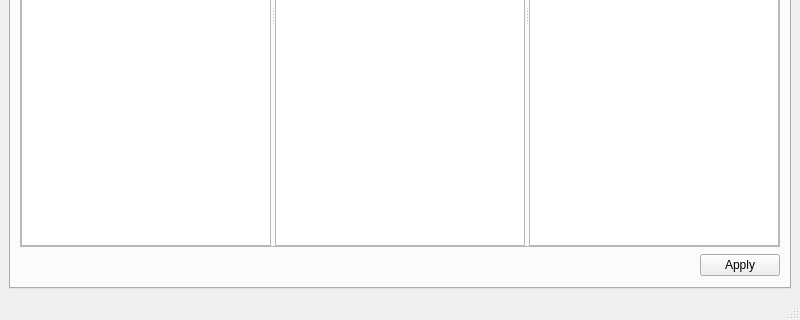
Sirraide/smyth, file ui/MainWindow.ui: the form before one commit; both pictures show x 0 to 800 and y 280 to 600 of the 800 by 600 pixel window.
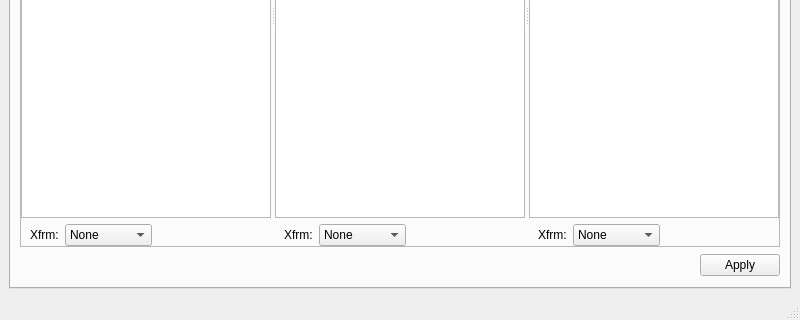
The form after the commit. Custom widgets are drawn as their Qt base class.

Commit message: [UI] Add NFC/NFD combo boxes

Patch:
```diff
--- a/ui/MainWindow.ui
+++ b/ui/MainWindow.ui
@@ -36,7 +36,7 @@
           <property name="frameShadow">
            <enum>QFrame::Raised</enum>
           </property>
-          <layout class="QVBoxLayout" name="verticalLayout">
+          <layout class="QHBoxLayout" name="horizontalLayout_2">
            <property name="leftMargin">
             <number>0</number>
            </property>
@@ -54,46 +54,328 @@
              <property name="orientation">
               <enum>Qt::Horizontal</enum>
              </property>
-             <widget class="SmythPlainTextEdit" name="input">
-              <property name="font">
-               <font>
-                <family>Charis SIL</family>
-                <pointsize>16</pointsize>
-                <italic>false</italic>
-               </font>
+             <widget class="QFrame" name="frame_3">
+              <property name="frameShape">
+               <enum>QFrame::NoFrame</enum>
               </property>
-              <property name="tabChangesFocus">
-               <bool>true</bool>
+              <property name="frameShadow">
+               <enum>QFrame::Raised</enum>
               </property>
-              <property name="placeholderText">
-               <string>Words</string>
-              </property>
+              <layout class="QVBoxLayout" name="verticalLayout_5">
+               <property name="leftMargin">
+                <number>0</number>
+               </property>
+               <property name="topMargin">
+                <number>0</number>
+               </property>
+               <property name="rightMargin">
+                <number>0</number>
+               </property>
+               <property name="bottomMargin">
+                <number>0</number>
+               </property>
+               <item>
+                <widget class="SmythPlainTextEdit" name="input">
+                 <property name="font">
+                  <font>
+                   <family>Charis SIL</family>
+                   <pointsize>16</pointsize>
+                   <italic>false</italic>
+                  </font>
+                 </property>
+                 <property name="tabChangesFocus">
+                  <bool>true</bool>
+                 </property>
+                 <property name="placeholderText">
+                  <string>Words</string>
+                 </property>
+                </widget>
+               </item>
+               <item>
+                <widget class="QFrame" name="frame_4">
+                 <property name="frameShape">
+                  <enum>QFrame::NoFrame</enum>
+                 </property>
+                 <property name="frameShadow">
+                  <enum>QFrame::Raised</enum>
+                 </property>
+                 <layout class="QHBoxLayout" name="horizontalLayout_3">
+                  <property name="leftMargin">
+                   <number>9</number>
+                  </property>
+                  <property name="topMargin">
+                   <number>0</number>
+                  </property>
+                  <property name="rightMargin">
+                   <number>9</number>
+                  </property>
+                  <property name="bottomMargin">
+                   <number>0</number>
+                  </property>
+                  <item>
+                   <widget class="QLabel" name="sca_label_input_norm">
+                    <property name="text">
+                     <string>Xfrm:</string>
+                    </property>
+                   </widget>
+                  </item>
+                  <item>
+                   <widget class="QComboBox" name="sca_cbox_input_norm">
+                    <property name="maximumSize">
+                     <size>
+                      <width>100</width>
+                      <height>16777215</height>
+                     </size>
+                    </property>
+                    <item>
+                     <property name="text">
+                      <string>None</string>
+                     </property>
+                    </item>
+                    <item>
+                     <property name="text">
+                      <string>NFC</string>
+                     </property>
+                    </item>
+                    <item>
+                     <property name="text">
+                      <string>NFD</string>
+                     </property>
+                    </item>
+                    <item>
+                     <property name="text">
+                      <string>NFD+NFC</string>
+                     </property>
+                    </item>
+                   </widget>
+                  </item>
+                  <item>
+                   <spacer name="horizontalSpacer_2">
+                    <property name="orientation">
+                     <enum>Qt::Horizontal</enum>
+                    </property>
+                    <property name="sizeHint" stdset="0">
+                     <size>
+                      <width>40</width>
+                      <height>20</height>
+                     </size>
+                    </property>
+                   </spacer>
+                  </item>
+                 </layout>
+                </widget>
+               </item>
+              </layout>
              </widget>
-             <widget class="SmythPlainTextEdit" name="changes">
-              <property name="font">
-               <font>
-                <family>Fira Code</family>
-                <pointsize>16</pointsize>
-               </font>
+             <widget class="QFrame" name="frame_2">
+              <property name="frameShape">
+               <enum>QFrame::NoFrame</enum>
               </property>
-              <property name="placeholderText">
-               <string>Sound Changes</string>
+              <property name="frameShadow">
+               <enum>QFrame::Raised</enum>
               </property>
+              <layout class="QVBoxLayout" name="verticalLayout_4">
+               <property name="leftMargin">
+                <number>0</number>
+               </property>
+               <property name="topMargin">
+                <number>0</number>
+               </property>
+               <property name="rightMargin">
+                <number>0</number>
+               </property>
+               <property name="bottomMargin">
+                <number>0</number>
+               </property>
+               <item>
+                <widget class="SmythPlainTextEdit" name="changes">
+                 <property name="font">
+                  <font>
+                   <family>Fira Code</family>
+                   <pointsize>16</pointsize>
+                  </font>
+                 </property>
+                 <property name="placeholderText">
+                  <string>Sound Changes</string>
+                 </property>
+                </widget>
+               </item>
+               <item>
+                <widget class="QFrame" name="frame_5">
+                 <property name="frameShape">
+                  <enum>QFrame::NoFrame</enum>
+                 </property>
+                 <property name="frameShadow">
+                  <enum>QFrame::Raised</enum>
+                 </property>
+                 <layout class="QHBoxLayout" name="horizontalLayout_4">
+                  <property name="topMargin">
+                   <number>0</number>
+                  </property>
+                  <property name="bottomMargin">
+                   <number>0</number>
+                  </property>
+                  <item>
+                   <widget class="QLabel" name="sca_label_changes_norm">
+                    <property name="text">
+                     <string>Xfrm:</string>
+                    </property>
+                   </widget>
+                  </item>
+                  <item>
+                   <widget class="QComboBox" name="sca_cbox_changes_norm">
+                    <property name="maximumSize">
+                     <size>
+                      <width>100</width>
+                      <height>16777215</height>
+                     </size>
+                    </property>
+                    <item>
+                     <property name="text">
+                      <string>None</string>
+                     </property>
+                    </item>
+                    <item>
+                     <property name="text">
+                      <string>NFC</string>
+                     </property>
+                    </item>
+                    <item>
+                     <property name="text">
+                      <string>NFD</string>
+                     </property>
+                    </item>
+                    <item>
+                     <property name="text">
+                      <string>NFD+NFC</string>
+                     </property>
+                    </item>
+                   </widget>
+                  </item>
+                  <item>
+                   <spacer name="horizontalSpacer_3">
+                    <property name="orientation">
+                     <enum>Qt::Horizontal</enum>
+                    </property>
+                    <property name="sizeHint" stdset="0">
+                     <size>
+                      <width>40</width>
+                      <height>20</height>
+                     </size>
+                    </property>
+                   </spacer>
+                  </item>
+                 </layout>
+                </widget>
+               </item>
+              </layout>
              </widget>
-             <widget class="SmythPlainTextEdit" name="output">
-              <property name="font">
-               <font>
-                <family>Charis SIL</family>
-                <pointsize>16</pointsize>
-                <italic>false</italic>
-               </font>
+             <widget class="QFrame" name="frame">
+              <property name="frameShape">
+               <enum>QFrame::NoFrame</enum>
               </property>
-              <property name="undoRedoEnabled">
-               <bool>false</bool>
+              <property name="frameShadow">
+               <enum>QFrame::Raised</enum>
               </property>
-              <property name="textInteractionFlags">
-               <set>Qt::TextSelectableByKeyboard|Qt::TextSelectableByMouse</set>
-              </property>
+              <layout class="QVBoxLayout" name="verticalLayout">
+               <property name="leftMargin">
+                <number>0</number>
+               </property>
+               <property name="topMargin">
+                <number>0</number>
+               </property>
+               <property name="rightMargin">
+                <number>0</number>
+               </property>
+               <property name="bottomMargin">
+                <number>0</number>
+               </property>
+               <item>
+                <widget class="SmythPlainTextEdit" name="output">
+                 <property name="font">
+                  <font>
+                   <family>Charis SIL</family>
+                   <pointsize>16</pointsize>
+                   <italic>false</italic>
+                  </font>
+                 </property>
+                 <property name="undoRedoEnabled">
+                  <bool>false</bool>
+                 </property>
+                 <property name="textInteractionFlags">
+                  <set>Qt::TextSelectableByKeyboard|Qt::TextSelectableByMouse</set>
+                 </property>
+                </widget>
+               </item>
+               <item>
+                <widget class="QFrame" name="frame_6">
+                 <property name="frameShape">
+                  <enum>QFrame::NoFrame</enum>
+                 </property>
+                 <property name="frameShadow">
+                  <enum>QFrame::Raised</enum>
+                 </property>
+                 <layout class="QHBoxLayout" name="horizontalLayout_5">
+                  <property name="topMargin">
+                   <number>0</number>
+                  </property>
+                  <property name="bottomMargin">
+                   <number>0</number>
+                  </property>
+                  <item>
+                   <widget class="QLabel" name="sca_label_output_norm">
+                    <property name="text">
+                     <string>Xfrm:</string>
+                    </property>
+                   </widget>
+                  </item>
+                  <item>
+                   <widget class="QComboBox" name="sca_cbox_output_norm">
+                    <property name="maximumSize">
+                     <size>
+                      <width>100</width>
+                      <height>16777215</height>
+                     </size>
+                    </property>
+                    <item>
+                     <property name="text">
+                      <string>None</string>
+                     </property>
+                    </item>
+                    <item>
+                     <property name="text">
+                      <string>NFC</string>
+                     </property>
+                    </item>
+                    <item>
+                     <property name="text">
+                      <string>NFD</string>
+                     </property>
+                    </item>
+                    <item>
+                     <property name="text">
+                      <string>NFD+NFC</string>
+                     </property>
+                    </item>
+                   </widget>
+                  </item>
+                  <item>
+                   <spacer name="horizontalSpacer_4">
+                    <property name="orientation">
+                     <enum>Qt::Horizontal</enum>
+                    </property>
+                    <property name="sizeHint" stdset="0">
+                     <size>
+                      <width>40</width>
+                      <height>20</height>
+                     </size>
+                    </property>
+                   </spacer>
+                  </item>
+                 </layout>
+                </widget>
+               </item>
+              </layout>
              </widget>
             </widget>
            </item>
```
The commit also changes 2 other files.
